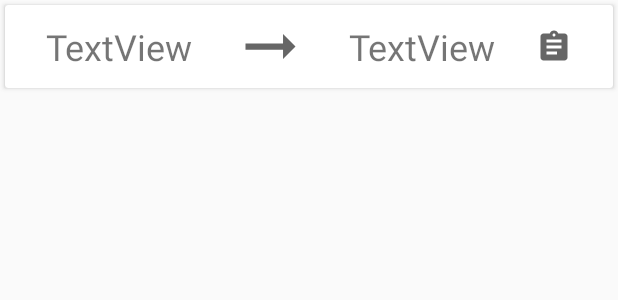
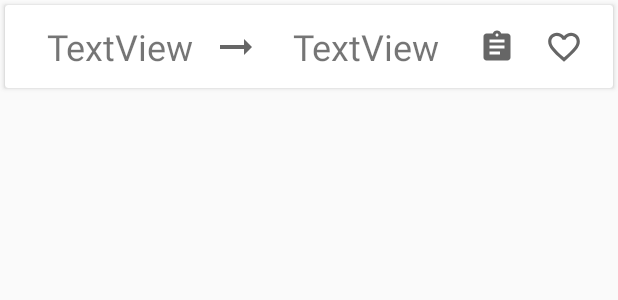
Before and after one commit to Patrick00017/ZuAnLanguage, an Android app: the layout data_recycler_cell.xml on its own in the app's theme, with its tools: preview values and no code run, on a phone screen of 412 x 824 dp. Shown: the top 300 px of the screen. Run offline under Robolectric (Android 15) with nearby library versions, the phone set to English and light mode, and no system bars.

```diff
--- a/app/build.gradle
+++ b/app/build.gradle
@@ -54,4 +54,7 @@ dependencies {
     implementation "androidx.room:room-ktx:$room_version"
     kapt "androidx.room:room-compiler:2.2.5"
     implementation "androidx.fragment:fragment-ktx:1.2.5"
+    implementation 'com.github.bumptech.glide:glide:4.7.1'
+    annotationProcessor 'com.github.bumptech.glide:compiler:4.7.1'
+    implementation 'com.squareup.picasso:picasso:2.71828'
 }
--- a/app/src/main/AndroidManifest.xml
+++ b/app/src/main/AndroidManifest.xml
@@ -1,6 +1,8 @@
 <?xml version="1.0" encoding="utf-8"?>
 <manifest xmlns:android="http://schemas.android.com/apk/res/android"
     package="com.example.zuanlanguage">
+    <uses-permission android:name="android.permission.INTERNET"/>
+    <uses-permission android:name="android.permission.ACCESS_NETWORK_STATE"/>
 
     <application
         android:allowBackup="true"
--- a/app/src/main/java/com/example/zuanlanguage/fragment/AddFragment.kt
+++ b/app/src/main/java/com/example/zuanlanguage/fragment/AddFragment.kt
@@ -58,7 +58,7 @@ class AddFragment : Fragment() {
         editTextTextMeaning.addTextChangedListener(textWatcher)
 
         addLanguage.setOnClickListener{
-            val insert = Language(editTextTextAc.text.toString(), editTextTextMeaning.text.toString())
+            val insert = Language(editTextTextAc.text.toString(), editTextTextMeaning.text.toString(), isLikedButton.isChecked)
             _viewModel.insertData(insert)
             findNavController().navigateUp()
         }
--- a/app/src/main/java/com/example/zuanlanguage/fragment/DataFragment.kt
+++ b/app/src/main/java/com/example/zuanlanguage/fragment/DataFragment.kt
@@ -51,7 +51,7 @@ class DataFragment : Fragment() {
         super.onActivityCreated(savedInstanceState)
 
         _viewModel = DataViewModel(requireActivity().application)
-        _adapter = DataFragmentRecyclerAdapter()
+        _adapter = DataFragmentRecyclerAdapter(requireActivity().application)
         recyclerView.apply {
             layoutManager = LinearLayoutManager(
                 requireContext(),
--- a/app/src/main/java/com/example/zuanlanguage/viewModel/DataViewModel.kt
+++ b/app/src/main/java/com/example/zuanlanguage/viewModel/DataViewModel.kt
@@ -44,4 +44,10 @@ class DataViewModel(application: Application) : AndroidViewModel(application) {
             }
         }
     }
+
+    fun updateData(vararg data: Language){
+        viewModelScope.launch {
+            dao?.updateData(*data)
+        }
+    }
 }
--- /dev/null
+++ b/app/src/main/res/drawable/ic_baseline_favorite_border_24.xml
@@ -0,0 +1,10 @@
+<vector xmlns:android="http://schemas.android.com/apk/res/android"
+    android:width="24dp"
+    android:height="24dp"
+    android:viewportWidth="24"
+    android:viewportHeight="24"
+    android:tint="?attr/colorControlNormal">
+  <path
+      android:fillColor="@android:color/black"
+      android:pathData="M16.5,3c-1.74,0 -3.41,0.81 -4.5,2.09C10.91,3.81 9.24,3 7.5,3 4.42,3 2,5.42 2,8.5c0,3.78 3.4,6.86 8.55,11.54L12,21.35l1.45,-1.32C18.6,15.36 22,12.28 22,8.5 22,5.42 19.58,3 16.5,3zM12.1,18.55l-0.1,0.1 -0.1,-0.1C7.14,14.24 4,11.39 4,8.5 4,6.5 5.5,5 7.5,5c1.54,0 3.04,0.99 3.57,2.36h1.87C13.46,5.99 14.96,5 16.5,5c2,0 3.5,1.5 3.5,3.5 0,2.89 -3.14,5.74 -7.9,10.05z"/>
+</vector>
--- a/app/src/main/res/layout/data_recycler_cell.xml
+++ b/app/src/main/res/layout/data_recycler_cell.xml
@@ -17,7 +17,7 @@
             android:text="TextView"
             android:textSize="24sp"
             app:layout_constraintBottom_toBottomOf="parent"
-            app:layout_constraintEnd_toStartOf="@+id/arrow"
+            app:layout_constraintEnd_toStartOf="@+id/guideline"
             app:layout_constraintStart_toStartOf="parent"
             app:layout_constraintTop_toTopOf="parent" />
 
@@ -28,20 +28,18 @@
             android:text="TextView"
             android:textSize="24sp"
             app:layout_constraintBottom_toBottomOf="parent"
-            app:layout_constraintEnd_toStartOf="@+id/copyButton"
-            app:layout_constraintHorizontal_bias="0.5"
-            app:layout_constraintStart_toEndOf="@+id/arrow"
+            app:layout_constraintEnd_toStartOf="@+id/guideline2"
+            app:layout_constraintStart_toStartOf="@+id/guideline"
             app:layout_constraintTop_toTopOf="parent" />
 
         <ImageView
             android:id="@+id/arrow"
-            android:layout_width="50dp"
-            android:layout_height="50dp"
+            android:layout_width="32dp"
+            android:layout_height="40dp"
             android:contentDescription="TODO"
             app:layout_constraintBottom_toBottomOf="parent"
-            app:layout_constraintEnd_toStartOf="@+id/meaningTextView"
-            app:layout_constraintHorizontal_bias="0.5"
-            app:layout_constraintStart_toEndOf="@+id/acTextView"
+            app:layout_constraintEnd_toStartOf="@+id/guideline"
+            app:layout_constraintStart_toStartOf="@+id/guideline"
             app:layout_constraintTop_toTopOf="parent"
             app:srcCompat="@drawable/ic_baseline_arrow_right_alt_24" />
 
@@ -50,10 +48,41 @@
             android:layout_width="wrap_content"
             android:layout_height="wrap_content"
             app:layout_constraintBottom_toBottomOf="parent"
-            app:layout_constraintEnd_toEndOf="parent"
-            app:layout_constraintHorizontal_bias="0.5"
-            app:layout_constraintStart_toEndOf="@+id/meaningTextView"
+            app:layout_constraintEnd_toStartOf="@+id/guideline2"
+            app:layout_constraintStart_toStartOf="@+id/guideline2"
             app:layout_constraintTop_toTopOf="parent"
+            app:layout_constraintVertical_bias="0.516"
             app:srcCompat="@drawable/ic_baseline_copy" />
+
+        <ImageView
+            android:id="@+id/like_button"
+            android:layout_width="25dp"
+            android:layout_height="25dp"
+            app:layout_constraintBottom_toBottomOf="parent"
+            app:layout_constraintEnd_toStartOf="@+id/guideline3"
+            app:layout_constraintStart_toStartOf="@+id/guideline3"
+            app:layout_constraintTop_toTopOf="parent"
+            app:srcCompat="@drawable/ic_baseline_favorite_border_24" />
+
+        <androidx.constraintlayout.widget.Guideline
+            android:id="@+id/guideline"
+            android:layout_width="wrap_content"
+            android:layout_height="wrap_content"
+            android:orientation="vertical"
+            app:layout_constraintGuide_percent="0.38" />
+
+        <androidx.constraintlayout.widget.Guideline
+            android:id="@+id/guideline2"
+            android:layout_width="wrap_content"
+            android:layout_height="wrap_content"
+            android:orientation="vertical"
+            app:layout_constraintGuide_percent="0.81" />
+
+        <androidx.constraintlayout.widget.Guideline
+            android:id="@+id/guideline3"
+            android:layout_width="wrap_content"
+            android:layout_height="wrap_content"
+            android:orientation="vertical"
+            app:layout_constraintGuide_percent="0.92" />
     </androidx.constraintlayout.widget.ConstraintLayout>
 </androidx.cardview.widget.CardView>
--- a/app/src/main/res/values/strings.xml
+++ b/app/src/main/res/values/strings.xml
@@ -9,4 +9,7 @@
     <string name="meaning">meaning</string>
     <string name="AddLabel">InsertZuAnLanguage</string>
     <string name="when_delete_word">Delete completed!</string>
+    <string name="copy_successful">Copy successful!</string>
+    <string name="copy_fail">Copy fail!</string>
+    <string name="isLiked">isLiked</string>
 </resources>
```
Also changed, not shown: app/src/main/java/com/example/zuanlanguage/adapter/DataFragmentRecyclerAdapter.kt (+48 -4 lines), app/src/main/java/com/example/zuanlanguage/database/Language.kt (+4 -27 lines), app/src/main/java/com/example/zuanlanguage/fragment/MineFragment.kt (+4 -3 lines), app/src/main/java/com/example/zuanlanguage/viewModel/MineViewModel.kt (+10 -2 lines), app/src/main/res/drawable/ic_baseline_favorite_24.xml (added, +10 -0 lines), app/src/main/res/layout/data_fragment.xml (+8 -2 lines), app/src/main/res/layout/fragment_add.xml (+12 -0 lines), app/src/main/res/drawable/like_clicked.png (added), app/src/main/res/drawable/like_unclick.png (added), app/src/main/res/like_clicked.png (added), app/src/main/res/like_unclick.png (added), 1 other file.
